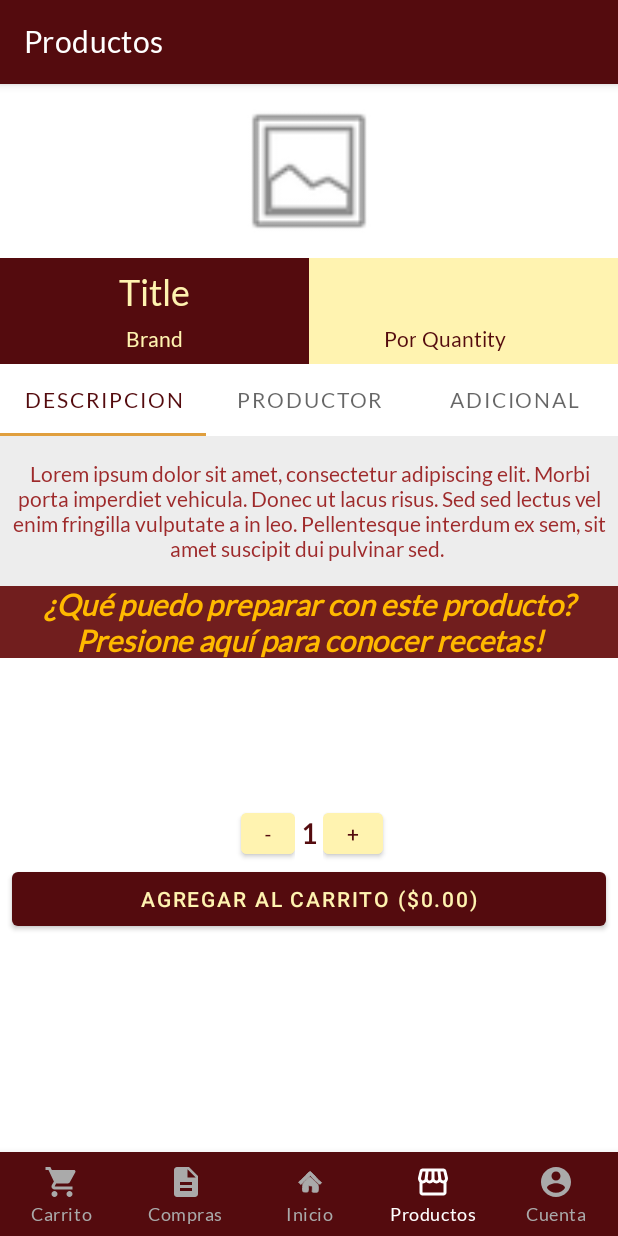
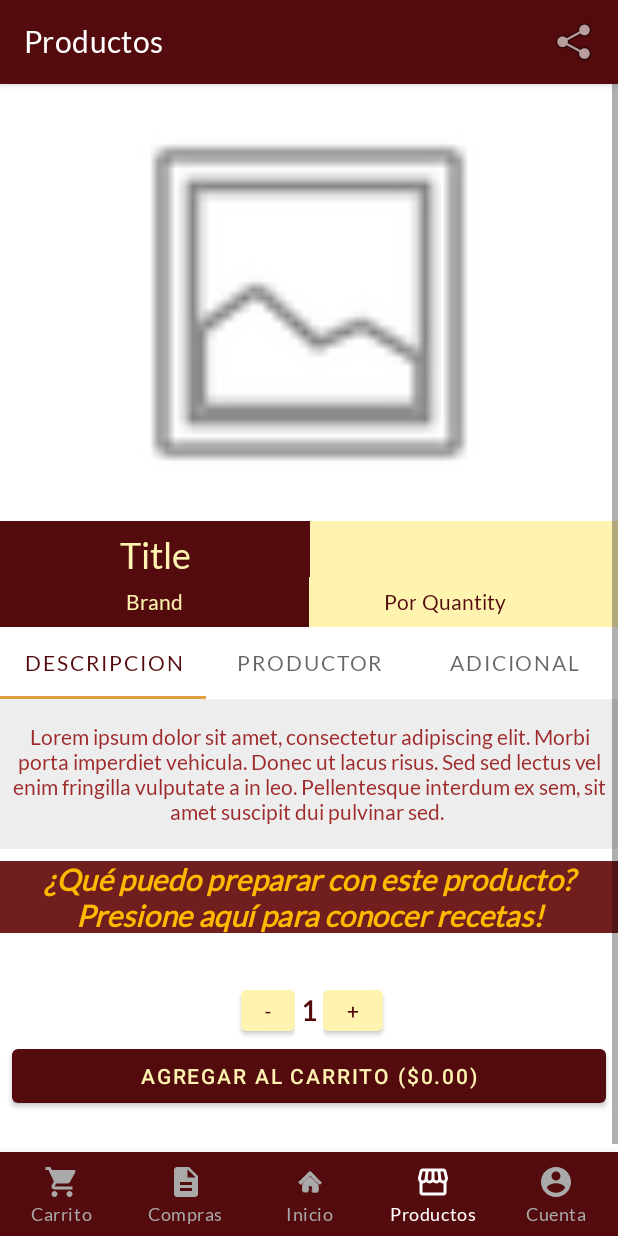
Before and after one commit to Pastorsin/el-paseo-app, an Android app: the fragment ProductDetailFragment placed in its activity, on a phone screen of 412 x 824 dp. Run offline under Robolectric (Android 15) with nearby library versions, the phone set to English and light mode, and no system bars; our stand-ins replace data binding; libraries missing offline, so code that uses them is left out: retrofit2.converter.jackson; Roboto replaces fonts that are not available here; 11 statements that could not run were skipped.

Commit message:
Compartir producto.

```diff
--- a/app/src/main/java/laboratorio/app/fragments/ProductDetailFragment.java
+++ b/app/src/main/java/laboratorio/app/fragments/ProductDetailFragment.java
@@ -1,18 +1,21 @@
 package laboratorio.app.fragments;
 
+import android.content.Intent;
 import android.os.Bundle;
 
+import androidx.annotation.NonNull;
 import androidx.fragment.app.Fragment;
 
 import android.view.LayoutInflater;
+import android.view.Menu;
+import android.view.MenuInflater;
+import android.view.MenuItem;
 import android.view.View;
 import android.view.ViewGroup;
 import android.widget.ImageView;
 import android.widget.TextView;
 
 import com.google.android.material.tabs.TabLayout;
-
-import org.w3c.dom.Text;
 
 import java.io.Serializable;
 
@@ -47,6 +50,29 @@ public class ProductDetailFragment extends Fragment {
             productArg = getArguments().getSerializable(PRODUCT_ARG);
             product = (Product) productArg;
         }
+        setHasOptionsMenu(true);
+    }
+
+    @Override
+    public void onCreateOptionsMenu(@NonNull Menu menu, @NonNull MenuInflater inflater) {
+        super.onCreateOptionsMenu(menu, inflater);
+        inflater.inflate(R.menu.product_detail_share_menu, menu);
+    }
+
+    @Override
+    public boolean onOptionsItemSelected(@NonNull MenuItem item) {
+        switch (item.getItemId()){
+            case R.id.product_detail_share:
+                Intent shareIntent = new Intent(Intent.ACTION_SEND);
+                shareIntent.setType("text/plain");
+                shareIntent.putExtra(Intent.EXTRA_TEXT, "Te comparto este producto de El Paseo. No te lo pierdas! \n" +
+                        "Producto: " + product.getTitle() + "\n" +
+                        "Marca: " + product.getBrand() + "\n" +
+                        "Precio: " + product.getPrice() + "\n");
+                startActivity(Intent.createChooser(shareIntent, "Seleccionar una app para compartir:"));
+                break;
+        }
+        return super.onOptionsItemSelected(item);
     }
 
     @Override
--- a/app/src/main/res/layout/fragment_product_detail.xml
+++ b/app/src/main/res/layout/fragment_product_detail.xml
@@ -3,16 +3,18 @@
     xmlns:app="http://schemas.android.com/apk/res-auto"
     xmlns:tools="http://schemas.android.com/tools"
     android:layout_width="match_parent"
-    android:layout_height="match_parent"
+    android:layout_height="wrap_content"
     android:clipToPadding="false"
     android:isScrollContainer="false"
     android:nestedScrollingEnabled="false"
     tools:context=".fragments.ProductDetailFragment">
 
     <ScrollView
+        android:id="@+id/scrollView3"
         android:layout_width="match_parent"
-        android:layout_height="match_parent"
-        android:fillViewport="true">
+        android:layout_height="wrap_content"
+        android:fillViewport="false"
+        tools:layout_editor_absoluteX="16dp">
 
         <androidx.constraintlayout.widget.ConstraintLayout
             android:layout_width="match_parent"
@@ -22,22 +24,14 @@
             android:nestedScrollingEnabled="false"
             tools:context=".fragments.ProductDetailFragment">
 
-            <FrameLayout
-                android:id="@+id/product_cart_quantity_container"
-                android:layout_width="match_parent"
-                android:layout_height="wrap_content"
-                app:layout_constraintBottom_toBottomOf="parent"
-                app:layout_constraintEnd_toEndOf="parent"
-                app:layout_constraintStart_toStartOf="parent"
-                app:layout_constraintTop_toBottomOf="@+id/product_tab_content" />
-
             <ImageView
                 android:id="@+id/product_image"
                 android:layout_width="match_parent"
-                android:layout_height="100dp"
+                android:layout_height="275dp"
                 android:layout_marginTop="8dp"
                 app:layout_constraintBottom_toTopOf="@+id/constraintLayout"
                 app:layout_constraintEnd_toEndOf="parent"
+                app:layout_constraintHorizontal_bias="1.0"
                 app:layout_constraintStart_toStartOf="parent"
                 app:layout_constraintTop_toTopOf="parent"
                 app:srcCompat="@android:drawable/ic_menu_gallery" />
@@ -191,7 +185,7 @@
                     android:layout_height="wrap_content"
                     android:orientation="vertical"
                     app:layout_constraintEnd_toEndOf="parent"
-                    app:layout_constraintGuide_percent="0.5"
+                    app:layout_constraintGuide_percent="0.50121653"
                     app:layout_constraintStart_toStartOf="parent" />
             </androidx.constraintlayout.widget.ConstraintLayout>
 
@@ -229,6 +223,7 @@
                 android:id="@+id/product_search_recipes_textView"
                 android:layout_width="wrap_content"
                 android:layout_height="wrap_content"
+                android:layout_marginTop="8dp"
                 android:background="#711E1E"
                 android:text="@string/product_search_recipe"
                 android:textAlignment="center"
@@ -239,6 +234,15 @@
                 app:layout_constraintStart_toStartOf="parent"
                 app:layout_constraintTop_toBottomOf="@+id/product_tab_content" />
 
+            <FrameLayout
+                android:id="@+id/product_cart_quantity_container"
+                android:layout_width="match_parent"
+                android:layout_height="wrap_content"
+                android:layout_marginTop="32dp"
+                android:layout_marginBottom="32dp"
+                app:layout_constraintBottom_toBottomOf="parent"
+                app:layout_constraintTop_toBottomOf="@id/product_search_recipes_textView" />
+
         </androidx.constraintlayout.widget.ConstraintLayout>
     </ScrollView>
 
--- /dev/null
+++ b/app/src/main/res/menu/product_detail_share_menu.xml
@@ -0,0 +1,10 @@
+<?xml version="1.0" encoding="utf-8"?>
+<menu xmlns:app="http://schemas.android.com/apk/res-auto"
+    xmlns:android="http://schemas.android.com/apk/res/android">
+
+    <item
+        android:id="@+id/product_detail_share"
+        android:icon="@android:drawable/ic_menu_share"
+        android:title="Share"
+        app:showAsAction="ifRoom" />
+</menu>
```
